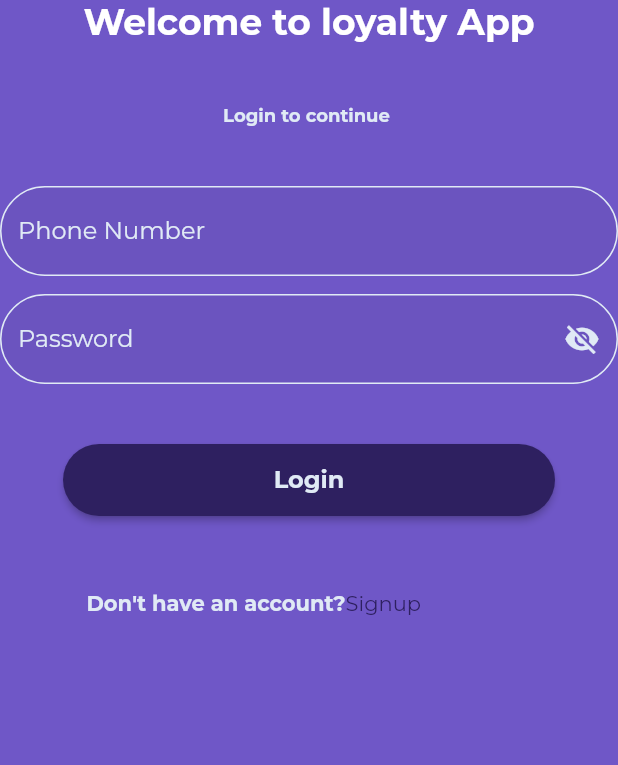
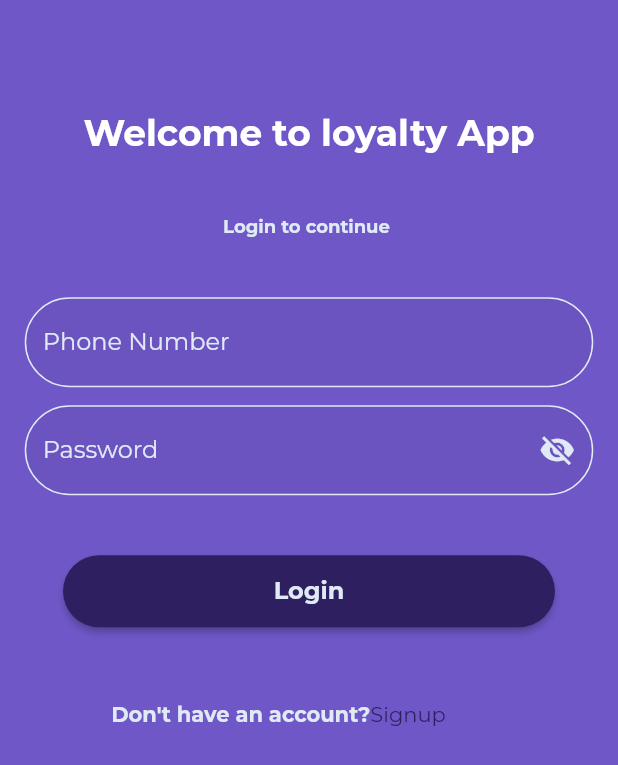
Before and after one commit to simranshahh/mobileowner, a Flutter app: the LoginPage screen opened by its route, on a phone screen of 412 x 824 dp. Shown: the top 765 px of the screen. Run offline on Flutter 3.47's test engine with Material 2 defaults, Android fonts, the light colour scheme and no system bars; our stand-ins replace bloc, easy_splash_screen, equatable, flutter_bloc, flutter_screenutil, form_builder_validators and 3 more; accounts and stored records are empty; project files that could hold a hidden picture were left out.

Commit message:
responsive

```diff
--- a/lib/Profile/Pages/settings/employeelist.dart
+++ b/lib/Profile/Pages/settings/employeelist.dart
@@ -29,7 +29,8 @@ class _EmployeeListState extends State<EmployeeList> {
       body: Stack(
         children: [
           Padding(
-            padding: EdgeInsets.only(top: displayHeight(context) * 0.07),
+            padding: EdgeInsets.only(
+              top: displayHeight(context) * 0.07),
             child: Row(
               children: [
                 IconButton(
--- a/lib/Profile/Pages/settings/profile_menu.dart
+++ b/lib/Profile/Pages/settings/profile_menu.dart
@@ -1,6 +1,7 @@
 // ignore_for_file: prefer_const_constructors
 
 import 'package:flutter/material.dart';
+import 'package:mobileowner/utils/size_config.dart';
 
 import '../../../utils/color_constants.dart';
 
@@ -29,8 +30,8 @@ class ProfileMenu extends StatelessWidget {
         onTap: press,
         child: Padding(
           padding: EdgeInsets.symmetric(
-            horizontal: 10,
-            vertical: 18,
+            horizontal: displayHeight(context) * 0.02,
+            vertical: displayHeight(context) * 0.022,
           ),
           child: Row(
             children: [
--- a/lib/auth/Login/model/login_variable.dart
+++ b/lib/auth/Login/model/login_variable.dart
@@ -1,3 +1,4 @@
+
 class LoginInput {
   String? contact;
   String? password;
--- a/lib/auth/Login/pages/login.dart
+++ b/lib/auth/Login/pages/login.dart
@@ -1,4 +1,4 @@
-// ignore_for_file: prefer_const_constructors, unused_local_variable
+// ignore_for_file: prefer_const_constructors, unused_local_variable, avoid_print
 
 import 'package:flutter/material.dart';
 import 'package:flutter_bloc/flutter_bloc.dart';
@@ -74,7 +74,12 @@ class _LoginPageState extends State<LoginPage> {
                       }
                     }),
                 builder: ((runMutation, result) {
-                  return Column(
+                  return Padding(
+                    padding: EdgeInsets.symmetric(
+                      horizontal: displayWidth(context) * 0.04,
+                      vertical: displayWidth(context) * 0.18,
+                    ),
+                    child: Column(
                       children: [
                         Center(
                           child: Text('Welcome to loyalty App',
@@ -199,6 +204,7 @@ class _LoginPageState extends State<LoginPage> {
                           ),
                         ),
                       ],
+                    ),
                   );
 
                   // return Text('hello');
--- a/lib/main.dart
+++ b/lib/main.dart
@@ -9,7 +9,7 @@ import 'package:mobileowner/graphql/garphql_provider.dart';
 
 import 'package:mobileowner/utils/app_theme.dart';
 
-import 'auth/Login/pages/login.dart';
+import 'Homepage/pages/homepage.dart';
 import 'routes/myrouters.dart';
 
 void main() {
@@ -33,8 +33,8 @@ class MyApp extends StatelessWidget {
             return MaterialApp(
               theme: AppTheme.lightTheme,
               onGenerateRoute: MyRoutes.generatedRoutes,
-              initialRoute: '/login',
-              home: LoginPage(),
+              initialRoute: '/homepage',
+              home: HomePage(),
             );
           },
         ),
```
Also changed, not shown: lib/Homepage/pages/rewardpage.dart (+9 -3 lines). Lines whose indentation alone changed are shown as unchanged.
